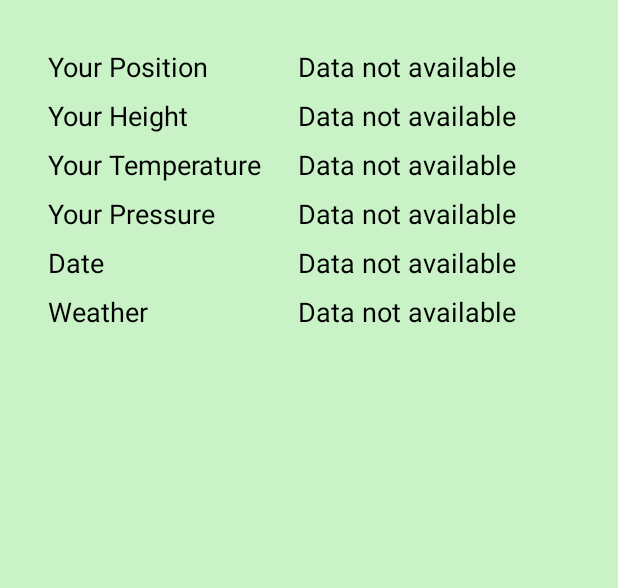
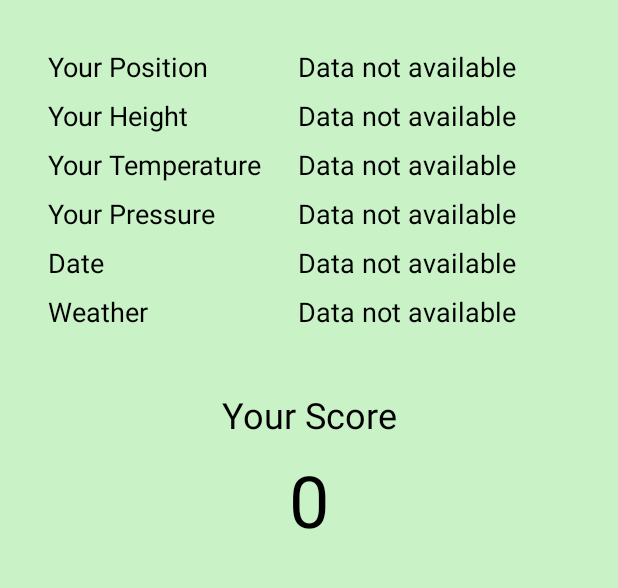
Before and after one commit to SirSoySauce/peakality, an Android app: the ScoreActivity screen opened directly, with no data from a screen before it, on a phone screen of 412 x 824 dp, the part 84-672 px from its top. Run offline under Robolectric (Android 15) with nearby library versions, the phone set to English and light mode, and no system bars.

Commit message:
Added text views to show the score

```diff
--- a/app/src/main/res/layout/activity_score.xml
+++ b/app/src/main/res/layout/activity_score.xml
@@ -1,6 +1,7 @@
 <?xml version="1.0" encoding="utf-8"?>
 <androidx.constraintlayout.widget.ConstraintLayout xmlns:android="http://schemas.android.com/apk/res/android"
     xmlns:app="http://schemas.android.com/apk/res-auto"
+    xmlns:tools="http://schemas.android.com/tools"
     android:layout_width="match_parent"
     android:layout_height="match_parent"
     android:background="@color/colorPrimaryLight">
@@ -180,4 +181,32 @@
         </TableRow>
     </TableLayout>
 
+    <TextView
+        android:id="@+id/tvScoreLabel"
+        android:layout_width="wrap_content"
+        android:layout_height="wrap_content"
+        android:layout_marginStart="@dimen/content_margin"
+        android:layout_marginTop="@dimen/content_margin"
+        android:layout_marginEnd="@dimen/content_margin"
+        android:text="@string/score_label"
+        android:textColor="@color/primaryFontColor"
+        android:textSize="@dimen/larger_font_size"
+        app:layout_constraintEnd_toEndOf="parent"
+        app:layout_constraintStart_toStartOf="parent"
+        app:layout_constraintTop_toBottomOf="@+id/tlScoreValues" />
+
+    <TextView
+        android:id="@+id/tvScoreValue"
+        android:layout_width="wrap_content"
+        android:layout_height="wrap_content"
+        android:layout_marginStart="@dimen/content_margin"
+        android:layout_marginTop="@dimen/table_row_spacing"
+        android:layout_marginEnd="@dimen/content_margin"
+        android:text="@string/number_zero"
+        android:textColor="@color/primaryFontColor"
+        android:textSize="@dimen/large_font_size"
+        app:layout_constraintEnd_toEndOf="parent"
+        app:layout_constraintStart_toStartOf="parent"
+        app:layout_constraintTop_toBottomOf="@+id/tvScoreLabel" />
+
 </androidx.constraintlayout.widget.ConstraintLayout>
--- a/app/src/main/res/values/dimens.xml
+++ b/app/src/main/res/values/dimens.xml
@@ -4,4 +4,6 @@
     <dimen name="medium_padding">16dp</dimen>
     <dimen name="larger_padding">24dp</dimen>
     <dimen name="main_font_size">18sp</dimen>
+    <dimen name="larger_font_size">24sp</dimen>
+    <dimen name="large_font_size">48sp</dimen>
 </resources>
--- a/app/src/main/res/values/strings.xml
+++ b/app/src/main/res/values/strings.xml
@@ -10,4 +10,7 @@
     <string name="pressure_label">Your Pressure</string>
     <string name="date_label">Date</string>
     <string name="weather_label">Weather</string>
+    <string name="score_label">Your Score</string>
+
+    <string name="number_zero">0</string>
 </resources>
```
